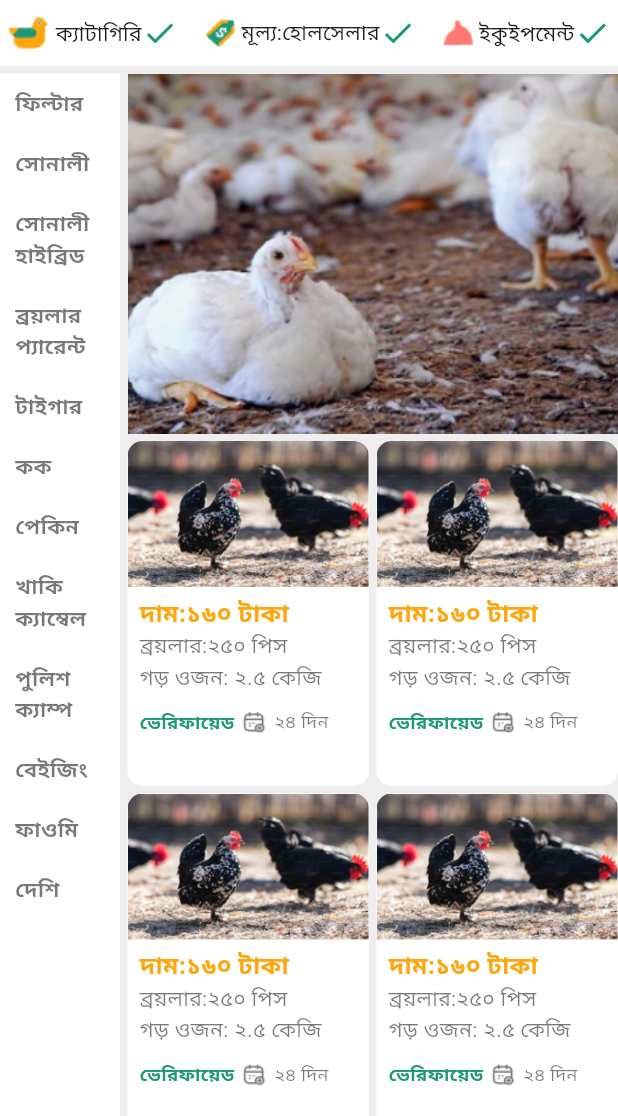
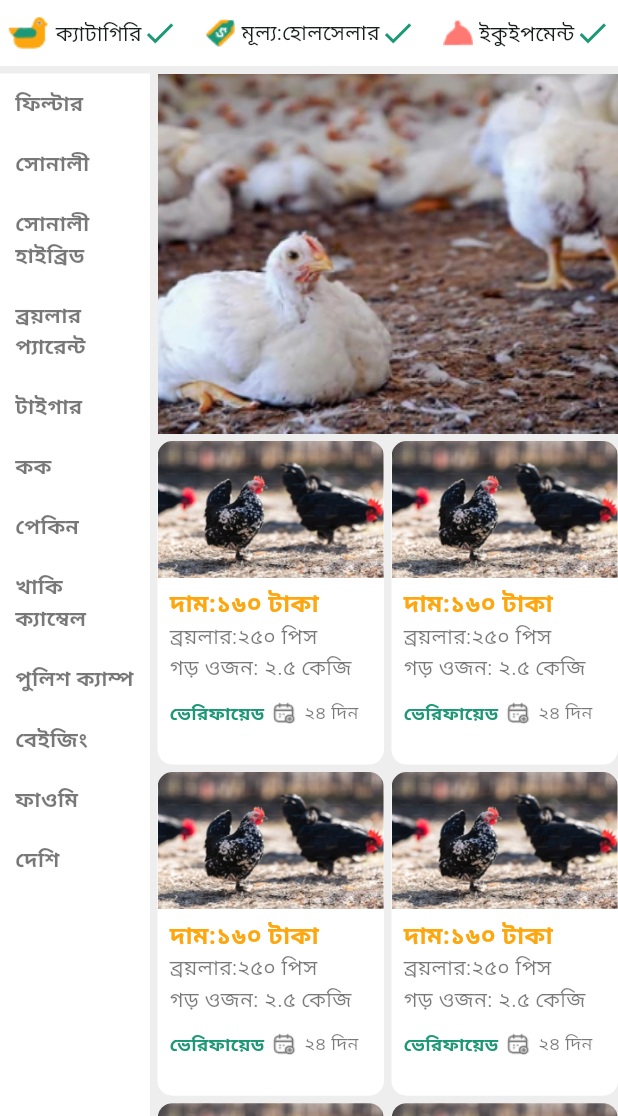
Before and after one commit to Milon3658/chicken_app, a Flutter app: the HomepageView screen opened by its route, after a tap on "ক্যাটাগিরি", on a phone screen of 412 x 824 dp, the part 120-1236 px from its top. Run offline on Flutter 3.47's test engine with Material 3 defaults, Android fonts, the phone set to English and light mode, and no system bars; our stand-ins replace flutter_otp_text_field, flutter_toggle_tab, gap, get.

Commit message:
Refactor HomepageView layout, enhance navigation, and add Deal module

```diff
--- a/lib/app/modules/Homepage/views/homepage_view.dart
+++ b/lib/app/modules/Homepage/views/homepage_view.dart
@@ -13,9 +13,11 @@ class HomepageView extends GetView<HomepageController> {
   @override
   Widget build(BuildContext context) {
     return Scaffold(
-        backgroundColor: Color(0xffEEEEEE),
+        backgroundColor: Color(0xff003CD8),
         body: SingleChildScrollView(
           child: SafeArea(
+            child: Container(
+              color: Color(0xffEEEEEE),
               child: Obx(
                 () => Column(
                   children: [
@@ -53,7 +55,8 @@ class HomepageView extends GetView<HomepageController> {
                                           childAspectRatio: 0.7,
                                           crossAxisSpacing: 5,
                                           mainAxisSpacing: 5),
-                                itemBuilder: (BuildContext context, int index) {
+                                  itemBuilder:
+                                      (BuildContext context, int index) {
                                     return ProductCard();
                                   }),
                             ],
@@ -65,6 +68,7 @@ class HomepageView extends GetView<HomepageController> {
                 ),
               ),
             ),
+          ),
         ));
   }
 }
--- a/lib/app/modules/Homepage/widgets/HomeAppBar.dart
+++ b/lib/app/modules/Homepage/widgets/HomeAppBar.dart
@@ -1,6 +1,7 @@
 import 'package:chicken/app/data/AppColors.dart';
 import 'package:chicken/app/modules/Homepage/widgets/AjkerBazar.dart';
 import 'package:chicken/app/modules/Homepage/widgets/HoleSellButton.dart';
+import 'package:chicken/app/routes/app_pages.dart';
 import 'package:flutter/material.dart';
 import 'package:gap/gap.dart';
 import 'package:get/get.dart';
@@ -128,11 +129,16 @@ class Homeappbar extends StatelessWidget {
             ),
             Row(
               children: [
-                Image(
-                  image: AssetImage('assets/images/hand.png'),
-                  height: 30,
-                  width: 30,
-                  fit: BoxFit.cover,
+                InkWell(
+                  onTap: () {
+                    Get.toNamed(Routes.DEAL);
+                  },
+                  child: Image(
+                    image: AssetImage('assets/images/hand.png'),
+                    height: 30,
+                    width: 30,
+                    fit: BoxFit.cover,
+                  ),
                 ),
                 Gap(8),
                 Image(
--- a/lib/app/modules/Homepage/widgets/LeftNavigation.dart
+++ b/lib/app/modules/Homepage/widgets/LeftNavigation.dart
@@ -30,7 +30,7 @@ class _LeftnavigationState extends State<Leftnavigation> {
       'দেশি'
     ];
     return Container(
-      width: 80,
+      width: 100,
       height: Get.height,
       color: Colors.white,
       child: ListView.builder(
--- a/lib/app/modules/login_form/views/login_form_view.dart
+++ b/lib/app/modules/login_form/views/login_form_view.dart
@@ -16,11 +16,11 @@ class LoginFormView extends GetView<LoginFormController> {
         body: SingleChildScrollView(
           child: Column(
             children: [
-              Gap(30),
+              Gap(40),
               Stack(
                 children: [
                   Container(
-                    height: Get.height - 70,
+                    height: Get.height,
                     width: double.infinity,
                     decoration: BoxDecoration(
                       color: Color(0xffE5DFCF),
--- a/lib/app/routes/app_pages.dart
+++ b/lib/app/routes/app_pages.dart
@@ -4,6 +4,8 @@ import '../modules/Adds/bindings/adds_binding.dart';
 import '../modules/Adds/views/adds_view.dart';
 import '../modules/Buy/bindings/buy_binding.dart';
 import '../modules/Buy/views/buy_view.dart';
+import '../modules/Deal/bindings/deal_binding.dart';
+import '../modules/Deal/views/deal_view.dart';
 import '../modules/EditAdds/bindings/edit_adds_binding.dart';
 import '../modules/EditAdds/views/edit_adds_view.dart';
 import '../modules/Homepage/bindings/homepage_binding.dart';
@@ -142,5 +144,10 @@ class AppPages {
       page: () => const LoginFormView(),
       binding: LoginFormBinding(),
     ),
+    GetPage(
+      name: _Paths.DEAL,
+      page: () => const DealView(),
+      binding: DealBinding(),
+    ),
   ];
 }
--- a/lib/app/routes/app_routes.dart
+++ b/lib/app/routes/app_routes.dart
@@ -24,6 +24,7 @@ abstract class Routes {
   static const OTP = _Paths.OTP;
   static const LOGIN_FORM = _Paths.LOGIN_FORM;
   static const AJKER_BAJAR = _Paths.AJKER_BAJAR;
+  static const DEAL = _Paths.DEAL;
 }
 
 abstract class _Paths {
@@ -49,4 +50,5 @@ abstract class _Paths {
   static const OTP = '/otp';
   static const LOGIN_FORM = '/login-form';
   static const AJKER_BAJAR = '/ajker-bajar';
+  static const DEAL = '/deal';
 }
```
Also changed, not shown: lib/app/modules/Deal/bindings/deal_binding.dart (added, +12 -0 lines), lib/app/modules/Deal/controllers/deal_controller.dart (added, +23 -0 lines), lib/app/modules/Deal/views/deal_view.dart (added, +24 -0 lines), lib/main.dart (+5 -2 lines). Lines whose indentation alone changed are shown as unchanged.
